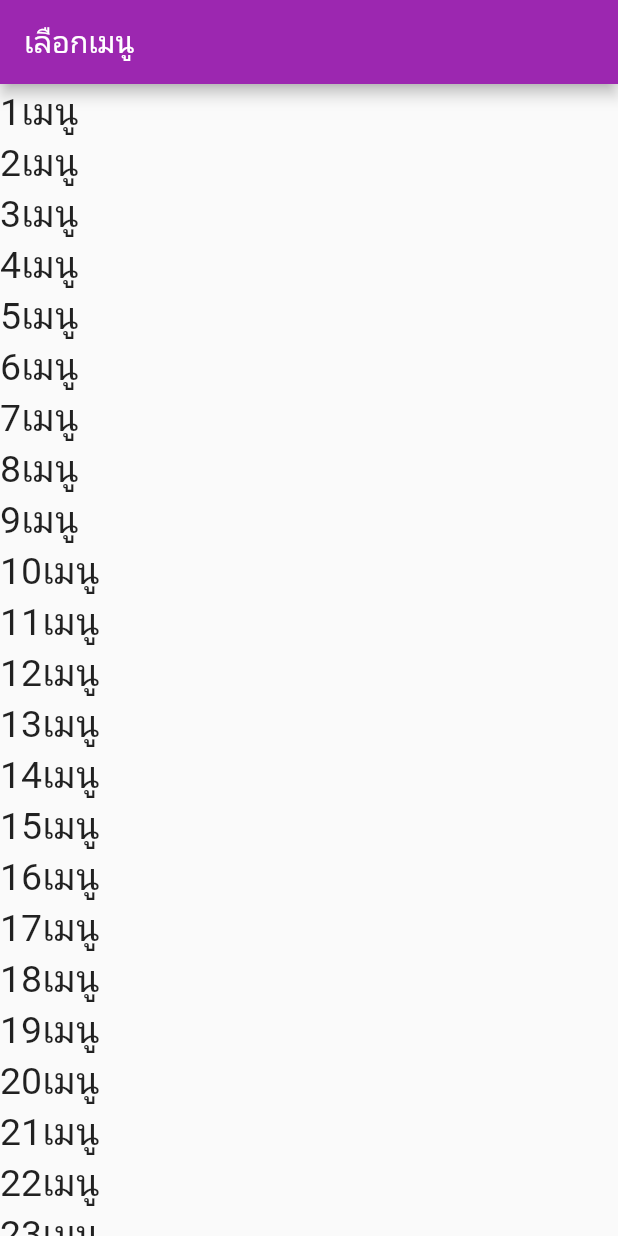
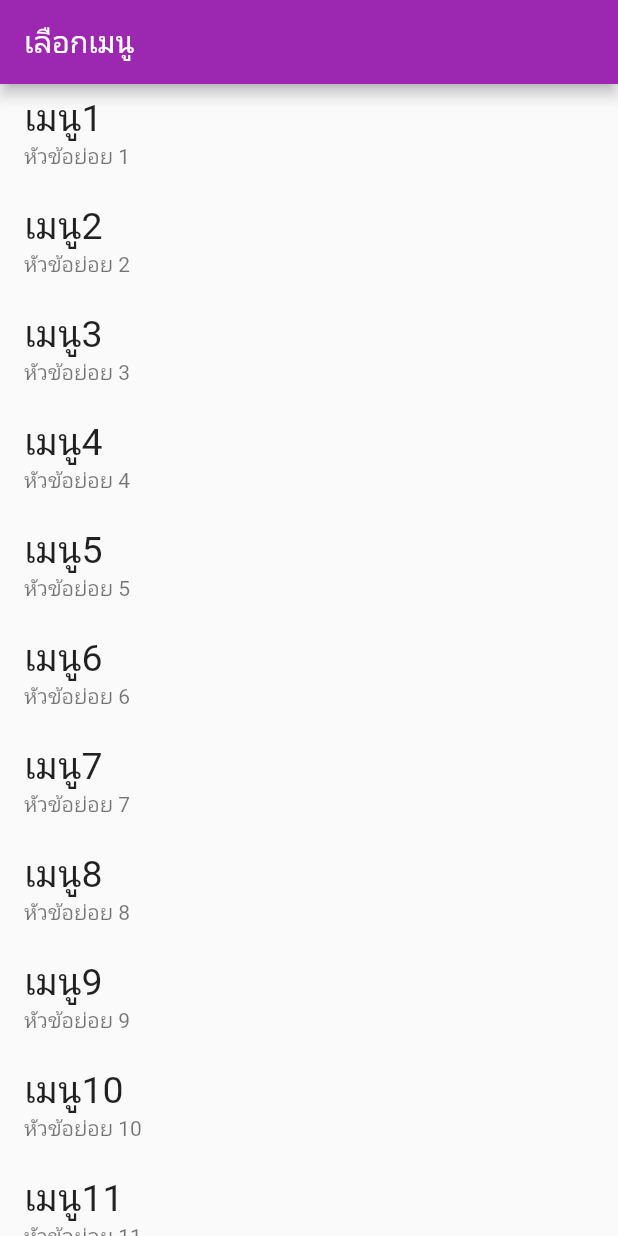
Before and after one commit to tossarporn/beginner_flutter, a Flutter app: the screen it shows after launch, on a phone screen of 412 x 824 dp. Run offline on Flutter 3.47's test engine with Material 2 defaults, Android fonts, the phone set to English and light mode, and no system bars.

Commit message:
definde_ListTitle

```diff
--- a/lib/main.dart
+++ b/lib/main.dart
@@ -46,13 +46,19 @@ class _MyhomePageState extends State<MyhomePage> {
 //เตรียมข้อมูล
   List<Widget> getData(int count) {
 //กลุ่มข้อมูลTextWidget
+//ListViewจะใช้แสดงขนาดเล็ก(4-10รายการ)
+//ListView.bullderจะใช้แสดงขนาดใหญ่ผ่านPropertiesชื่อว่า"itemcount"
     List<Widget> data = [];
     for (var i = 0; i < count; i++) {
-      data.add(Text(
-        "${i + 1}เมนู",
-        style: TextStyle(fontSize: 25),
-      ));
+      var menu = ListTile(
+        title: Text(
+          "เมนู${i + 1}",
+          style: TextStyle(fontSize: 25),
+        ),
+        subtitle: Text("หัวข้อย่อย ${i + 1}"),
+      );
+      data.add(menu);
     } //loopDataTextWidget
     return data;
-  }
+  } //function
 }
```
